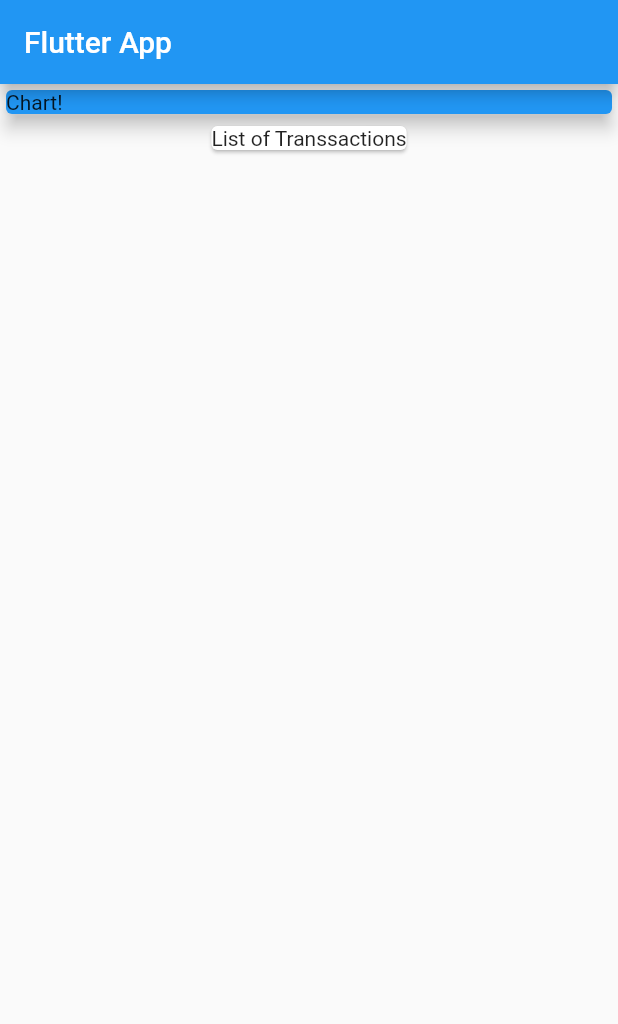
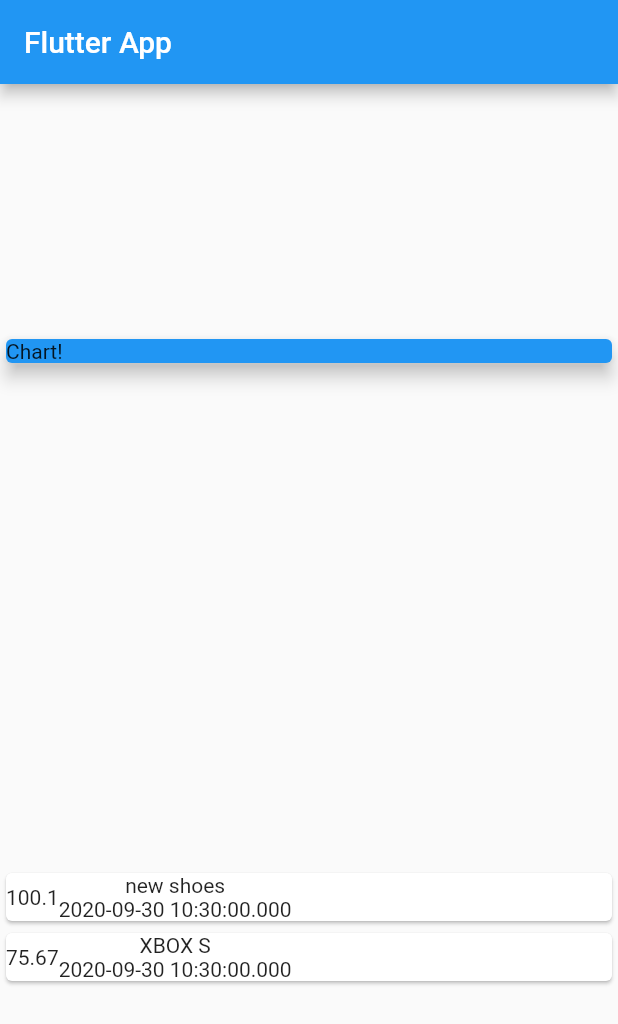
Before and after one commit to LeandroLS-archived/personal_expenses_app, a Flutter app: the screen it shows after launch, on a phone screen of 412 x 824 dp. Shown: the top 1024 px of the screen. Run offline on Flutter 3.47's test engine with Material 2 defaults, Android fonts, the phone set to English and light mode, and no system bars.

Commit message:
app tomando forma

```diff
--- a/lib/main.dart
+++ b/lib/main.dart
@@ -1,4 +1,5 @@
 import 'package:flutter/material.dart';
+import 'transaction.dart';
 
 void main() => runApp(MyApp());
 
@@ -13,6 +14,20 @@ class MyApp extends StatelessWidget {
 }
 
 class MyHomePage extends StatelessWidget {
+  final List<Transaction> transactions = [
+    Transaction(
+      id: 't1',
+      title: 'new shoes',
+      amount: 100.10,
+      date: DateTime.now(),
+    ),
+    Transaction(
+      id: 't2',
+      title: 'XBOX S',
+      amount: 75.67,
+      date: DateTime.now(),
+    ),
+  ];
   @override
   Widget build(BuildContext context) {
     return Scaffold(
@@ -20,6 +35,8 @@ class MyHomePage extends StatelessWidget {
           title: Text('Flutter App'),
         ),
         body: Column(
+          mainAxisAlignment: MainAxisAlignment.spaceAround,
+          crossAxisAlignment: CrossAxisAlignment.stretch,
           children: <Widget>[
             Container(
               width: double.infinity,
@@ -29,8 +46,22 @@ class MyHomePage extends StatelessWidget {
                 elevation: 5,
               ),
             ),
-            Card(
-              child: Text('List of Transsactions'),
+            Column(
+              children: transactions
+                  .map((el) => Card(
+                        child: Row(
+                          children: <Widget>[
+                            Container(
+                              child: Text(el.amount.toString()),
+                            ),
+                            Column(children: <Widget>[
+                              Text(el.title),
+                              Text(el.date.toString())
+                            ],)
+                          ],
+                        ),
+                      ))
+                  .toList(),
             )
           ],
         ));
--- /dev/null
+++ b/lib/transaction.dart
@@ -0,0 +1,15 @@
+import 'package:flutter/foundation.dart';
+
+class Transaction {
+  final String id;
+  final String title;
+  final double amount;
+  final DateTime date;
+
+  Transaction({
+    @required this.id,
+    @required this.title,
+    @required this.amount,
+    @required this.date,
+  });
+}
```
